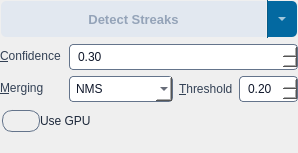
The window that src/startrails/ui/step_detect_streaks.ui (gkyle/startrails) describes before a commit, drawn with Qt 5.
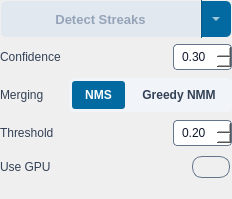
The same window after the commit. Icons and pictures are not drawn.

Diff of the .ui file:
```diff
--- a/src/startrails/ui/step_detect_streaks.ui
+++ b/src/startrails/ui/step_detect_streaks.ui
@@ -77,7 +77,39 @@
     color: #94a3b8;
     border-left: 1px solid #cbd5e1;
 }
-QCheckBox:focus:enabled { border-color: #0f172a; }
+QFrame#detectMergeContainer {
+    background-color: #f1f5f9;
+    border-radius: 5px;
+    padding: 2px;
+}
+QPushButton#detectMergeNMS, QPushButton#detectMergeNMM {
+    background-color: transparent;
+    color: #334155;
+    border: 2px solid transparent;
+    border-radius: 4px;
+    font-size: 12px;
+    font-weight: 500;
+    padding: 4px 12px;
+    min-height: 18px;
+}
+QPushButton#detectMergeNMS:checked, QPushButton#detectMergeNMM:checked {
+    background-color: #0369a1;
+    color: #ffffff;
+    font-weight: 600;
+}
+QPushButton#detectMergeNMS:hover:!checked, QPushButton#detectMergeNMM:hover:!checked {
+    background-color: #e2e8f0;
+    color: #0f172a;
+}
+QPushButton#detectMergeNMS:focus:enabled, QPushButton#detectMergeNMM:focus:enabled { border-color: #0f172a; }
+QPushButton#detectMergeNMS:checked:focus:enabled, QPushButton#detectMergeNMM:checked:focus:enabled { border-color: #ffffff; }
+QCheckBox#useGPU { spacing: 0px;
+    border: 2px solid transparent;
+}
+QCheckBox#useGPU::indicator { width: 36px; height: 20px;  border: 1px solid #64748b; border-radius: 10px; }
+QCheckBox#useGPU::indicator:unchecked { image: url(:/startrails/ui/switch_off.png); }
+QCheckBox#useGPU::indicator:checked { image: url(:/startrails/ui/switch_on.png); }
+QCheckBox#useGPU:focus:enabled { border-color: #0f172a; }
 QDoubleSpinBox::up-arrow, QSpinBox::up-arrow { image: url(:/startrails/ui/arrow_up.svg); width: 10px; height: 6px; }
 QDoubleSpinBox::down-arrow, QSpinBox::down-arrow { image: url(:/startrails/ui/arrow_down.svg); width: 10px; height: 6px; }</string>
   </property>
@@ -155,30 +187,33 @@
       <property name="rightMargin"><number>0</number></property>
       <property name="bottomMargin"><number>0</number></property>
       <item>
-       <layout class="QFormLayout" name="fields">
-        <property name="fieldGrowthPolicy">
-         <enum>QFormLayout::AllNonFixedFieldsGrow</enum>
-        </property>
-        <property name="rowWrapPolicy">
-         <enum>QFormLayout::WrapLongRows</enum>
-        </property>
-        <property name="horizontalSpacing">
+       <layout class="QGridLayout" name="fields" columnstretch="1,2">
+        <property name="spacing">
          <number>8</number>
         </property>
-        <property name="verticalSpacing">
-         <number>6</number>
+        <property name="leftMargin">
+         <number>0</number>
+        </property>
+        <property name="topMargin">
+         <number>0</number>
+        </property>
+        <property name="rightMargin">
+         <number>0</number>
+        </property>
+        <property name="bottomMargin">
+         <number>0</number>
         </property>
         <item row="0" column="0">
          <widget class="QLabel" name="confidenceLabel">
           <property name="text">
-           <string>&amp;Confidence</string>
+           <string>Confidence</string>
           </property>
           <property name="buddy">
            <cstring>confidence</cstring>
           </property>
          </widget>
         </item>
-        <item row="0" column="1">
+        <item row="0" column="1" alignment="Qt::AlignRight">
          <widget class="QDoubleSpinBox" name="confidence">
           <property name="maximum">
            <double>1.000000</double>
@@ -194,36 +229,70 @@
         <item row="1" column="0">
          <widget class="QLabel" name="mergeLabel">
           <property name="text">
-           <string>&amp;Merging</string>
-          </property>
-          <property name="buddy">
-           <cstring>mergeMethod</cstring>
+           <string>Merging</string>
           </property>
          </widget>
         </item>
-        <item row="1" column="1">
-         <layout class="QHBoxLayout" name="mergeRow">
+        <item row="1" column="1" alignment="Qt::AlignRight">
+         <widget class="QFrame" name="detectMergeContainer">
+          <layout class="QHBoxLayout" name="detectMergeLayout">
           <property name="spacing">
-           <number>6</number>
-          </property>
+            <number>2</number>
+           </property>
+           <property name="leftMargin">
+            <number>0</number>
+           </property>
+           <property name="topMargin">
+            <number>0</number>
+           </property>
+           <property name="rightMargin">
+            <number>0</number>
+           </property>
+           <property name="bottomMargin">
+            <number>0</number>
+           </property>
           <item>
-           <widget class="QComboBox" name="mergeMethod">
-            <item>
+            <widget class="QPushButton" name="detectMergeNMS">
+             <property name="cursor">
+              <cursorShape>PointingHandCursor</cursorShape>
+             </property>
              <property name="text">
               <string>NMS</string>
              </property>
+             <property name="checkable">
+              <bool>true</bool>
+             </property>
+             <property name="checked">
+              <bool>true</bool>
+             </property>
+             <attribute name="buttonGroup">
+              <string notr="true">detectMergeGroup</string>
+             </attribute>
+            </widget>
             </item>
             <item>
+            <widget class="QPushButton" name="detectMergeNMM">
+             <property name="cursor">
+              <cursorShape>PointingHandCursor</cursorShape>
+             </property>
              <property name="text">
               <string>Greedy NMM</string>
              </property>
-            </item>
-           </widget>
-          </item>
-          <item>
+             <property name="checkable">
+              <bool>true</bool>
+             </property>
+             <attribute name="buttonGroup">
+              <string notr="true">detectMergeGroup</string>
+             </attribute>
+            </widget>
+           </item>
+          </layout>
+         </widget>
+        </item>
+        <item row="2" column="0">
            <widget class="QLabel" name="thresholdLabel">
             <property name="text">
-             <string>&amp;Threshold</string>
+           <string>Threshold</string>
             </property>
             <property name="toolTip">
              <string>Merge threshold</string>
@@ -233,7 +302,7 @@
             </property>
            </widget>
           </item>
-          <item>
+        <item row="2" column="1" alignment="Qt::AlignRight">
            <widget class="QDoubleSpinBox" name="mergeThreshold">
             <property name="maximum">
              <double>1.000000</double>
@@ -246,25 +315,33 @@
             </property>
            </widget>
           </item>
-         </layout>
-        </item>
-       </layout>
-      </item>
-      <item>
-       <widget class="QCheckBox" name="useGPU">
+        <item row="3" column="0">
+         <widget class="QLabel" name="useGPULabel">
         <property name="text">
          <string>Use GPU</string>
         </property>
-        <property name="styleSheet">
-         <string notr="true">QCheckBox#useGPU { spacing: 0px;
-    border: 2px solid transparent;
-}
-    QCheckBox#useGPU::indicator { width: 36px; height: 20px;  border: 1px solid #64748b; border-radius: 10px; }
-    QCheckBox#useGPU::indicator:unchecked { image: url(:/startrails/ui/switch_off.png); }
-    QCheckBox#useGPU::indicator:checked { image: url(:/startrails/ui/switch_on.png); }
-QCheckBox#useGPU:focus:enabled { border-color: #0f172a; }</string>
-        </property>
-       </widget>
+          <property name="buddy">
+           <cstring>useGPU</cstring>
+          </property>
+         </widget>
+        </item>
+        <item row="3" column="1" alignment="Qt::AlignRight">
+         <widget class="QCheckBox" name="useGPU">
+          <property name="cursor">
+           <cursorShape>PointingHandCursor</cursorShape>
+          </property>
+          <property name="accessibleName">
+           <string>Use GPU for detection</string>
+          </property>
+          <property name="text">
+           <string/>
+          </property>
+          <property name="checked">
+           <bool>true</bool>
+          </property>
+         </widget>
+        </item>
+       </layout>
       </item>
      </layout>
     </widget>
```
Left out of the diff: 33 changed lines with no effect on the pictures. Lines whose indentation alone changed are shown as unchanged.
